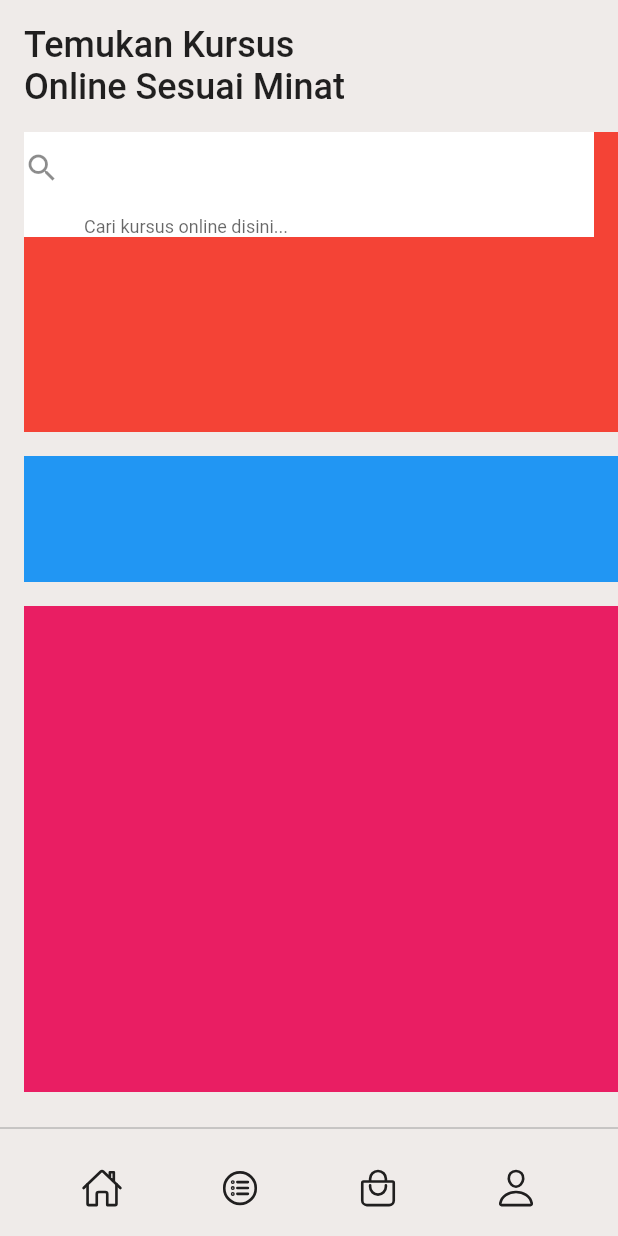
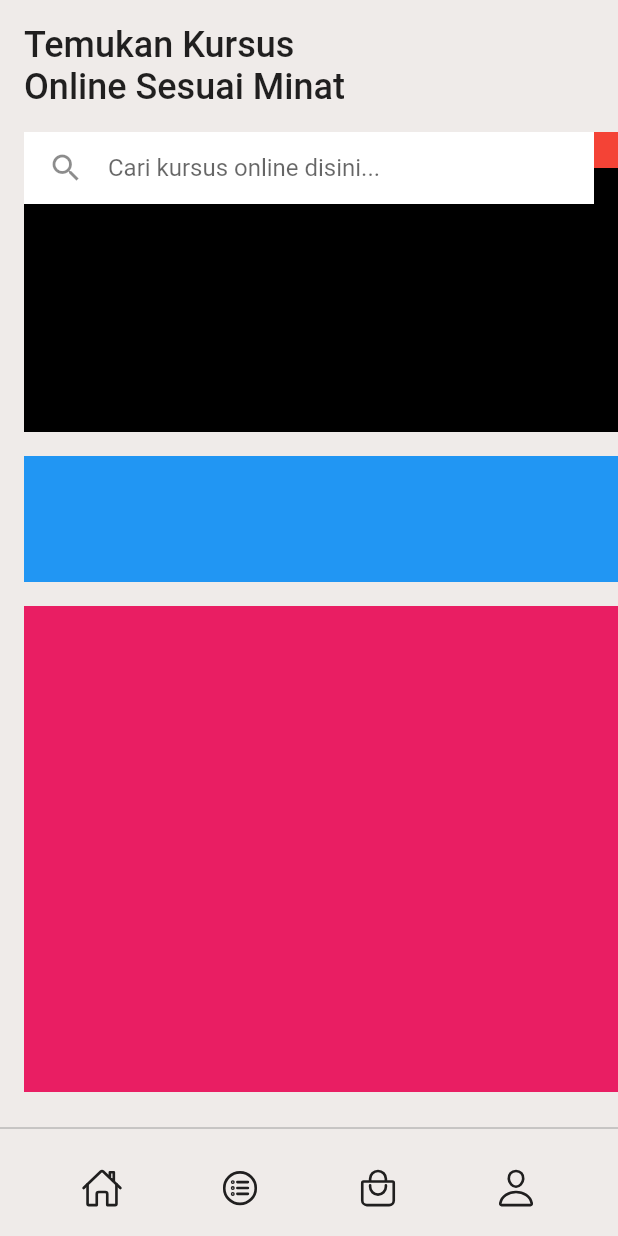
Before and after one commit to JAICHANGPARK/flutter_notebook_19th_story, a Flutter app: the screen it shows after launch, on a phone screen of 412 x 824 dp. Run offline on Flutter 3.47's test engine with Material 2 defaults, Android fonts, the phone set to English and light mode, and no system bars; our stand-ins replace bubble_tab_indicator, cached_network_image, countup, fl_chart, flutter_riverpod, freezed_annotation and 4 more.

Commit message:
Update e_course_home_page.dart

```diff
--- a/lib/ep1148_e_course_app/src/ui/e_course_home_page.dart
+++ b/lib/ep1148_e_course_app/src/ui/e_course_home_page.dart
@@ -56,16 +56,28 @@ class _ECourseHomePageState extends State<ECourseHomePage> {
                           children: [
                             Positioned(
                               left: 0,
+                              right: 0,
+                              top: 24,
+                              bottom: 0,
+                              child: Container(
+                                decoration: BoxDecoration(
+                                  color: Colors.black,
+                                ),
+                              ),
+                            ),
+                            Positioned(
+                              left: 0,
                               right: 16,
                               top: 0,
                               child: Container(
                                 decoration: BoxDecoration(
                                   color: Colors.white,
                                 ),
+                                padding: EdgeInsets.symmetric(horizontal: 16),
                                 child: TextField(
                                   decoration: InputDecoration(
                                     border: InputBorder.none,
-                                    helperText: "Cari kursus online disini...",
+                                    hintText: "Cari kursus online disini...",
                                     icon: Icon(
                                       Icons.search,
                                     ),
```
